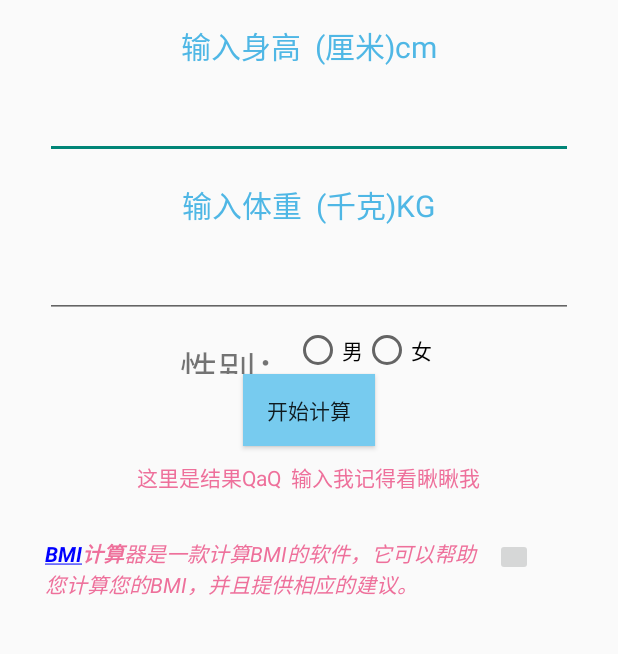
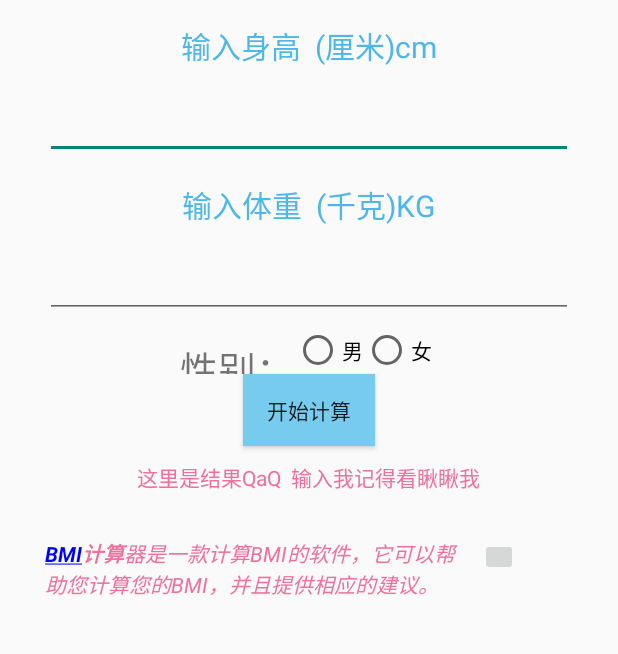
Before and after one commit to Hz46100/BmiCalculator, an Android app: the screen it shows after launch (MainActivity), on a phone screen of 412 x 824 dp, the part 197-851 px from its top. Run offline under Robolectric (Android 15) with nearby library versions, the phone set to English and light mode, and no system bars.

Commit message:
更新了一些细节，完善了一点功能，当然ui还是很丑

```diff
--- a/app/build.gradle
+++ b/app/build.gradle
@@ -10,7 +10,7 @@ android {
         minSdk 23
         targetSdk 32
         versionCode 1
-        versionName "1.0"
+        versionName "3.0"
 
         testInstrumentationRunner "androidx.test.runner.AndroidJUnitRunner"
     }
--- a/app/src/main/res/layout/activity_main.xml
+++ b/app/src/main/res/layout/activity_main.xml
@@ -108,14 +108,13 @@
 
         <TextView
             android:id="@+id/jshao"
-            android:layout_width="290dp"
+            android:layout_width="280dp"
             android:layout_height="wrap_content"
             android:layout_gravity="center_horizontal"
             android:text=""
             android:textColor="#EE709B" />
 
         <ImageButton
-
             android:id="@+id/eyes"
             android:layout_width="25dp"
             android:layout_height="25dp"
```
Also changed, not shown: 2 other files.
